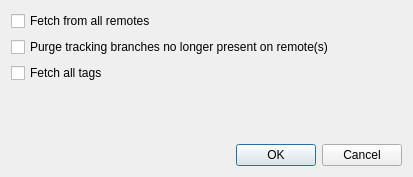
The window that qgitfetchdialog.ui (bokic/gitmaster) describes before a commit, drawn with Qt 5.
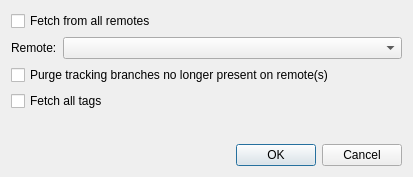
The same window after the commit.

Commit message: Add remote selector in qgitfetchdialog.cpp.

The edit to the form file:
```diff
--- a/qgitfetchdialog.ui
+++ b/qgitfetchdialog.ui
@@ -21,6 +21,27 @@
      </property>
     </widget>
    </item>
+   <item>
+    <layout class="QHBoxLayout" name="horizontalLayout_remote">
+     <item>
+      <widget class="QLabel" name="label_remote">
+       <property name="text">
+        <string>Remote:</string>
+       </property>
+      </widget>
+     </item>
+     <item>
+      <widget class="QComboBox" name="comboBox_remote">
+       <property name="sizePolicy">
+        <sizepolicy hsizetype="Expanding" vsizetype="Fixed">
+         <horstretch>0</horstretch>
+         <verstretch>0</verstretch>
+        </sizepolicy>
+       </property>
+      </widget>
+     </item>
+    </layout>
+   </item>
    <item>
     <widget class="QCheckBox" name="checkBox_PurgeDeletedBranches">
      <property name="text">
```
The commit also changes 3 other files.
